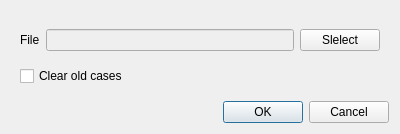
This is baramFlow/view/solution/run/batch_cases_import_dialog.ui in nextfoam/baram as Qt 5 draws it before an edit. The edited form follows.
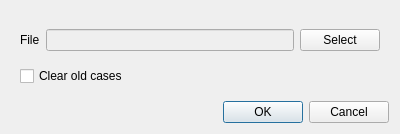
This is the edited form.

```diff
--- a/baramFlow/view/solution/run/batch_cases_import_dialog.ui
+++ b/baramFlow/view/solution/run/batch_cases_import_dialog.ui
@@ -43,7 +43,7 @@
          <item>
           <widget class="QPushButton" name="select">
            <property name="text">
-            <string>Slelect</string>
+            <string>Select</string>
            </property>
           </widget>
          </item>
```
